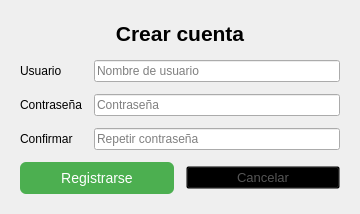
FranciscoAntonelli/vivero-app, file ui/designer/registrar_usuario.ui: the form before one commit.
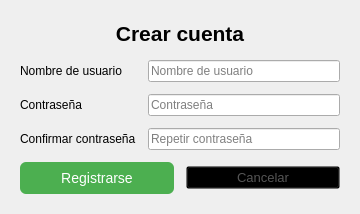
The form after the commit.

What changed in the file:
```diff
--- a/ui/designer/registrar_usuario.ui
+++ b/ui/designer/registrar_usuario.ui
@@ -59,7 +59,7 @@
      <item row="0" column="0">
       <widget class="QLabel" name="label">
        <property name="text">
-        <string>Usuario</string>
+        <string>Nombre de usuario</string>
        </property>
       </widget>
      </item>
@@ -90,7 +90,7 @@
      <item row="2" column="0">
       <widget class="QLabel" name="label_3">
        <property name="text">
-        <string>Confirmar</string>
+        <string>Confirmar contraseña</string>
        </property>
       </widget>
      </item>
```
